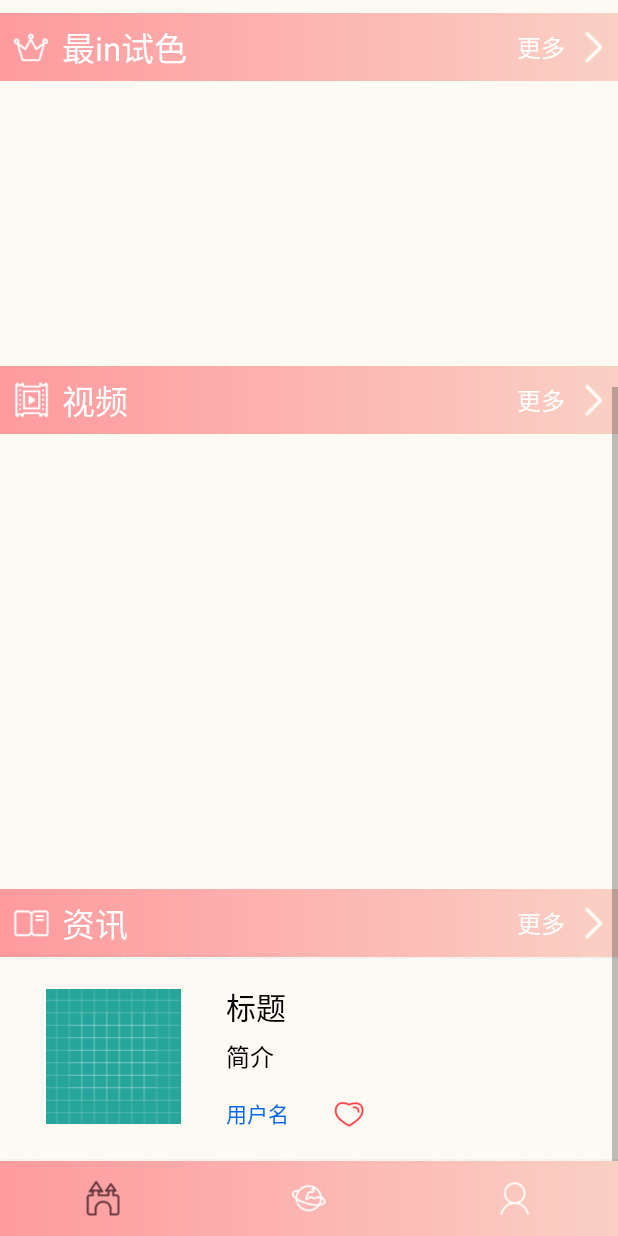
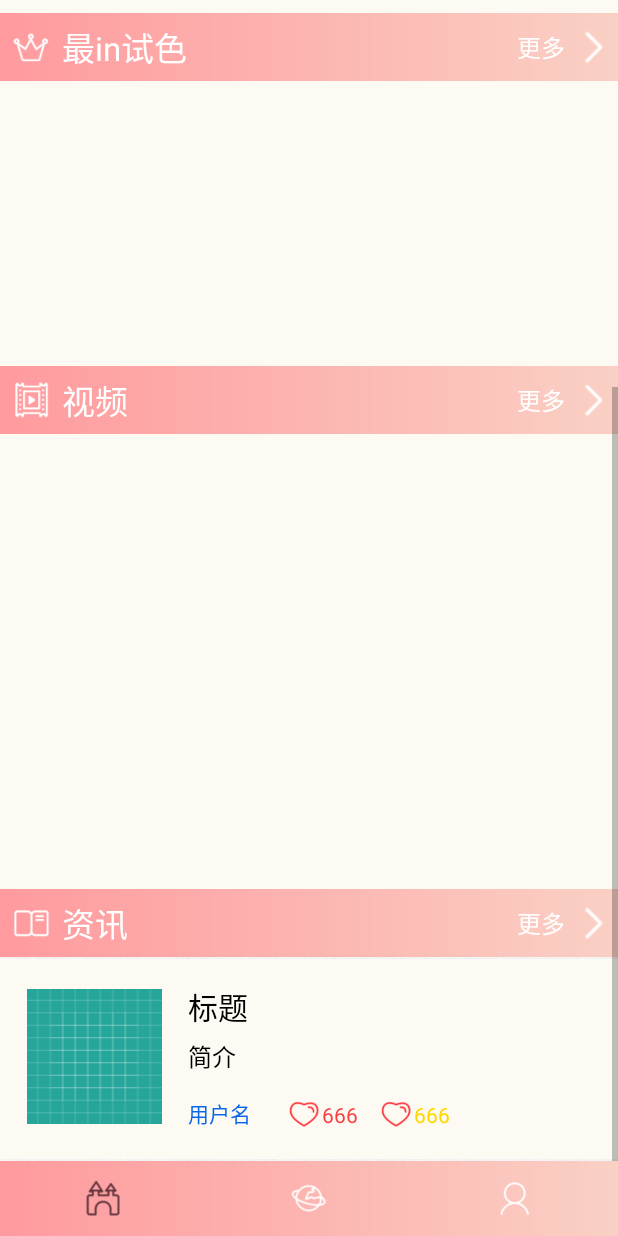
Before and after one commit to tecmry/BeautyLife, an Android app: the screen it shows after launch (HomeActivity), scrolled down 387 dp, on a phone screen of 412 x 824 dp. Run offline under Robolectric (Android 15) with nearby library versions, the phone set to English and light mode, and no system bars; our stand-ins replace CircleImageView, data binding; libraries missing offline, so code that uses them is left out: com.avos.avoscloud, com.youth.banner; plain views replace Banner; 7 statements that could not run were skipped.

Commit message:
更新Activity

```diff
--- a/app/src/main/AndroidManifest.xml
+++ b/app/src/main/AndroidManifest.xml
@@ -25,9 +25,6 @@
             android:name=".activity.RegisterActivity"
             android:windowSoftInputMode="adjustPan"></activity>
         <activity
-            android:name=".activity.UserActivity"
-            android:windowSoftInputMode="adjustPan"></activity>
-        <activity
             android:name=".activity.HomeActivity"
             android:windowSoftInputMode="adjustPan">
             <intent-filter>
--- a/app/src/main/java/com/example/mao/beautylife/activity/HomeActivity.java
+++ b/app/src/main/java/com/example/mao/beautylife/activity/HomeActivity.java
@@ -15,9 +15,7 @@ import com.example.mao.beautylife.adapter.PageAdapter;
 import com.example.mao.beautylife.databinding.ActivityHomeBinding;
 import com.example.mao.beautylife.fragment.CommunityFragment;
 import com.example.mao.beautylife.fragment.HomeFragment;
-import com.example.mao.beautylife.fragment.InfoFragment;
 import com.example.mao.beautylife.fragment.SelfFragment;
-import com.example.mao.beautylife.fragment.UserFragment;
 
 import java.util.ArrayList;
 import java.util.List;
@@ -35,7 +33,7 @@ public class HomeActivity extends AppCompatActivity implements TabLayoutListener
         List<Fragment> list = new ArrayList<>();
         list.add(new HomeFragment());
         list.add(new CommunityFragment());
-        list.add(new UserFragment());
+        list.add(new SelfFragment());
         binding.activityHomeViewPager.setAdapter(new PageAdapter(getSupportFragmentManager(), list));
         binding.activityHomeViewPager.addOnPageChangeListener(new TabLayout.TabLayoutOnPageChangeListener(binding.activityHomeTab));
         binding.activityHomeTab.addOnTabSelectedListener(new TabSelected(binding.activityHomeViewPager, this));
--- a/app/src/main/java/com/example/mao/beautylife/adapter/PageAdapter.java
+++ b/app/src/main/java/com/example/mao/beautylife/adapter/PageAdapter.java
@@ -3,9 +3,6 @@ package com.example.mao.beautylife.adapter;
 import android.support.v4.app.Fragment;
 import android.support.v4.app.FragmentManager;
 import android.support.v4.app.FragmentStatePagerAdapter;
-
-import com.example.mao.beautylife.fragment.InfoFragment;
-import com.example.mao.beautylife.fragment.SelfFragment;
 
 import java.util.List;
 
--- a/app/src/main/java/com/example/mao/beautylife/fragment/UserFragment.java
+++ /dev/null
@@ -1,30 +0,0 @@
-package com.example.mao.beautylife.fragment;
-
-import android.databinding.DataBindingUtil;
-import android.os.Bundle;
-import android.support.annotation.NonNull;
-import android.support.annotation.Nullable;
-import android.support.v4.app.Fragment;
-import android.view.LayoutInflater;
-import android.view.View;
-import android.view.ViewGroup;
-
-import com.example.mao.beautylife.R;
-import com.example.mao.beautylife.databinding.FragmentUserBinding;
-
-/**
- * Created by -- Mao on 2017/11/28.
- */
-
-public class UserFragment extends Fragment {
-
-    private FragmentUserBinding binding;
-
-    @Nullable
-    @Override
-    public View onCreateView(@NonNull LayoutInflater inflater, @Nullable ViewGroup container, @Nullable Bundle savedInstanceState) {
-        binding = DataBindingUtil.inflate(inflater, R.layout.fragment_user, container, false);
-
-        return binding.getRoot();
-    }
-}
--- a/app/src/main/res/layout/fragment_community.xml
+++ b/app/src/main/res/layout/fragment_community.xml
@@ -7,6 +7,8 @@
         android:layout_width="match_parent"
         android:layout_height="match_parent">
 
+
+
     </RelativeLayout>
 
 </layout>
--- a/app/src/main/res/layout/fragment_home.xml
+++ b/app/src/main/res/layout/fragment_home.xml
@@ -319,10 +319,10 @@
 
             <ImageView
                 android:id="@+id/fragment_home_info_image_one"
-                android:layout_width="120dp"
+                android:layout_width="105dp"
                 android:layout_height="90dp"
                 android:layout_marginTop="20dp"
-                android:layout_marginStart="15dp"
+                android:layout_marginStart="10dp"
                 android:layout_below="@+id/fragment_home_info_division_one"
                 android:src="@drawable/ic_launcher_background"/>
 
@@ -331,7 +331,7 @@
                 android:layout_width="wrap_content"
                 android:layout_height="wrap_content"
                 android:layout_marginTop="18dp"
-                android:layout_marginStart="15dp"
+                android:layout_marginStart="10dp"
                 android:layout_below="@+id/fragment_home_relative_four"
                 android:layout_toEndOf="@+id/fragment_home_info_image_one"
                 android:text="@string/title"
@@ -365,13 +365,40 @@
                 android:layout_width="20dp"
                 android:layout_height="20dp"
                 android:background="@drawable/collect"
-                android:layout_marginStart="30dp"
+                android:layout_marginStart="25dp"
                 android:layout_toEndOf="@+id/fragment_home_info_one_name"
                 android:layout_alignBottom="@+id/fragment_home_info_one_name"/>
 
             <TextView
+                android:id="@+id/fragment_home_info_one_collect_text"
                 android:layout_width="wrap_content"
-                android:layout_height="wrap_content" />
+                android:layout_height="wrap_content"
+                android:layout_marginStart="2dp"
+                android:layout_toEndOf="@+id/fragment_home_info_one_collect"
+                android:layout_alignBottom="@+id/fragment_home_info_one_name"
+                android:text="@string/num"
+                android:textColor="@color/textColor_Red"
+                android:textSize="14sp"/>
+
+            <ImageView
+                android:id="@+id/fragment_home_info_one_like"
+                android:layout_width="20dp"
+                android:layout_height="20dp"
+                android:background="@drawable/collect"
+                android:layout_marginStart="15dp"
+                android:layout_toEndOf="@+id/fragment_home_info_one_collect_text"
+                android:layout_alignBottom="@+id/fragment_home_info_one_name"/>
+
+            <TextView
+                android:id="@+id/fragment_home_info_one_like_text"
+                android:layout_width="wrap_content"
+                android:layout_height="wrap_content"
+                android:layout_marginStart="2dp"
+                android:layout_toEndOf="@+id/fragment_home_info_one_like"
+                android:layout_alignBottom="@+id/fragment_home_info_one_name"
+                android:text="@string/num"
+                android:textColor="@color/textColor_Yellow"
+                android:textSize="14sp"/>
 
             <ImageView
                 android:id="@+id/fragment_home_info_division_two"
--- a/app/src/main/res/values/strings.xml
+++ b/app/src/main/res/values/strings.xml
@@ -18,4 +18,6 @@
     <string name="title">标题</string>
     <string name="info">简介</string>
     <string name="name">用户名</string>
+    <string name="num">666</string>
+    <string name="search_hint">输入品牌、色号、肤色等关键字</string>
 </resources>
```
Also changed, not shown: app/src/main/java/com/example/mao/beautylife/activity/SearchActivity.java (+4 -3 lines), app/src/main/java/com/example/mao/beautylife/activity/UserActivity.java (deleted, +0 -52 lines), app/src/main/java/com/example/mao/beautylife/fragment/InfoFragment.java (deleted, +0 -10 lines), app/src/main/res/layout/activity_search.xml (+14 -1 lines), app/src/main/res/layout/activity_user.xml (deleted, +0 -77 lines), app/src/main/res/layout/fragment_self.xml (+0 -8 lines), app/src/main/res/layout/fragment_user.xml (deleted, +0 -13 lines).
